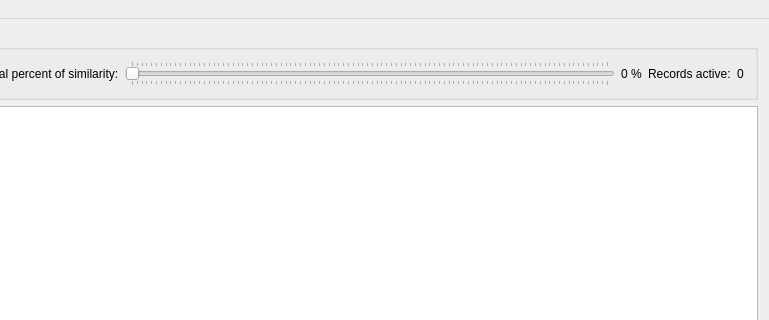
Qt form app/mainwindow.ui (a-pavlov/fantlab) before a commit; both pictures show x 226 to 995 and y 0 to 320 of the 995 by 602 pixel window.
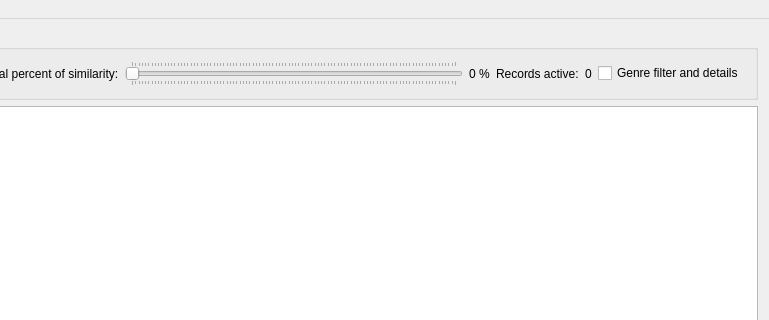
The same form after that commit. Icons and pictures are not drawn.

Commit message: Add ability to skip genre filter

```diff
--- a/app/mainwindow.ui
+++ b/app/mainwindow.ui
@@ -86,6 +86,13 @@
          </property>
         </widget>
        </item>
+       <item>
+        <widget class="QCheckBox" name="cbGenreFilter">
+         <property name="text">
+          <string>Genre filter and details</string>
+         </property>
+        </widget>
+       </item>
       </layout>
      </widget>
     </item>
```
Left out of the diff: 11 changed lines with no effect on the pictures. The commit also changes 6 other files.
